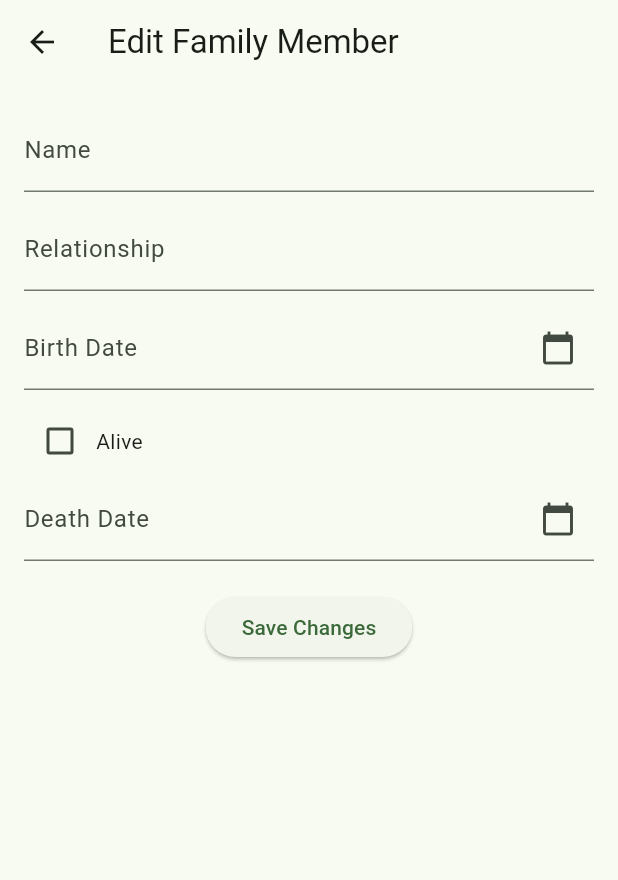
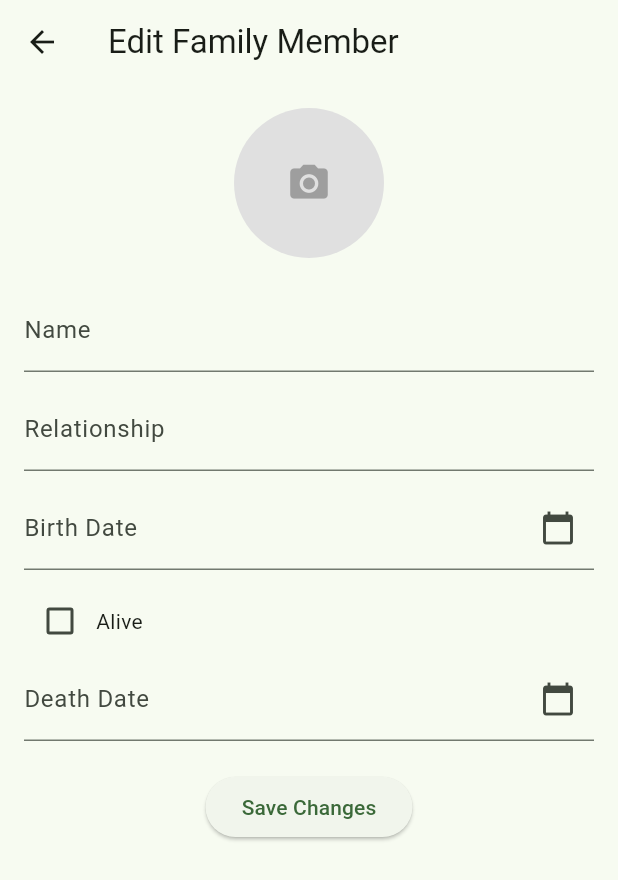
Before and after one commit to aminnaeem/family-tree, a Flutter app: the MemberDetailView screen opened directly with empty values, on a phone screen of 412 x 824 dp. Shown: the top 880 px of the screen. Run offline on Flutter 3.47's test engine with Material 3 defaults, Android fonts, the phone set to English and light mode, and no system bars; our stand-ins replace hive, hive_flutter, image_picker, stacked, stacked_services, stacked_shared; accounts and stored records are empty.

Commit message:
Updating Storage Issues

```diff
--- a/lib/app/app.router.dart
+++ b/lib/app/app.router.dart
@@ -5,9 +5,9 @@
 // **************************************************************************
 
 // ignore_for_file: no_leading_underscores_for_library_prefixes
-import 'package:family_tree/model/family_member.dart' as _i5;
 import 'package:family_tree/home/home_view.dart' as _i2;
 import 'package:family_tree/memberdetails/memberdetails_view.dart' as _i3;
+import 'package:family_tree/model/family_member.dart' as _i5;
 import 'package:flutter/material.dart' as _i4;
 import 'package:flutter/material.dart';
 import 'package:stacked/stacked.dart' as _i1;
--- a/lib/bottomsheet/addmemberbottomsheet_view.dart
+++ b/lib/bottomsheet/addmemberbottomsheet_view.dart
@@ -117,6 +117,7 @@ class AddMemberBottomSheetView extends StackedView<AddMemberBottomSheetViewModel
               onPressed: () => viewModel.save(context),
               child: const Text('Save'),
             ),
+            const SizedBox(height: 40),
           ],
         ),
       ),
--- a/lib/bottomsheet/addmemberbottomsheet_viewmodel.dart
+++ b/lib/bottomsheet/addmemberbottomsheet_viewmodel.dart
@@ -24,6 +24,8 @@ class AddMemberBottomSheetViewModel extends BaseViewModel {
     'Uncle',
     'Aunt',
     'Cousin',
+    'Husband',
+    'Wife',
     'Other',
   ];
 
--- a/lib/memberdetails/memberdetails_view.dart
+++ b/lib/memberdetails/memberdetails_view.dart
@@ -35,6 +35,20 @@ class MemberDetailView extends StatelessWidget {
             child: SingleChildScrollView(
               child: Column(
                 children: [
+                  GestureDetector(
+                    onTap: viewModel.pickImage,
+                    child: CircleAvatar(
+                      radius: 50,
+                      backgroundColor: Colors.grey[300],
+                      backgroundImage: viewModel.selectedImage != null
+                          ? FileImage(viewModel.selectedImage!)
+                          : null,
+                      child: viewModel.selectedImage == null
+                          ? const Icon(Icons.camera_alt, size: 30, color: Colors.grey)
+                          : null,
+                    ),
+                  ),
+                  const SizedBox(height: 20),
                   TextField(
                     controller: viewModel.nameController,
                     decoration: const InputDecoration(labelText: 'Name'),
--- a/lib/model/family_member.dart
+++ b/lib/model/family_member.dart
@@ -19,11 +19,15 @@ class FamilyMember {
   @HiveField(4)
   final bool isAlive;
 
+  @HiveField(5)
+  final String? imagePath;
+
   FamilyMember({
     required this.name,
     required this.relationship,
     required this.birthDate,
     this.deathDate,
     required this.isAlive,
+    required this.imagePath
   });
 }
--- a/pubspec.yaml
+++ b/pubspec.yaml
@@ -39,6 +39,7 @@ dependencies:
   hive: ^2.2.3
   hive_flutter: ^1.1.0
   path_provider: ^2.1.1
+  image_picker: ^1.1.2
 
 
 dev_dependencies:
@@ -60,8 +61,8 @@ flutter_icons:
   android: true
   ios: true
   image_path: "asset/logo/logo_icon.png"
-  adaptive_icon_background: "#ffffff" # Optional for Android 8.0+
-  adaptive_icon_foreground: "asset/logo/logo_icon.png" # Optional
+  # adaptive_icon_background: "#ffffff" # Optional for Android 8.0+
+  # adaptive_icon_foreground: "asset/logo/logo_icon.png" # Optional
 
 
 # For information on the generic Dart part of this file, see the
```
Also changed, not shown: lib/memberdetails/memberdetails_viewmodel.dart (+23 -0 lines), lib/model/family_member.g.dart, pubspec.lock, 31 other files.
